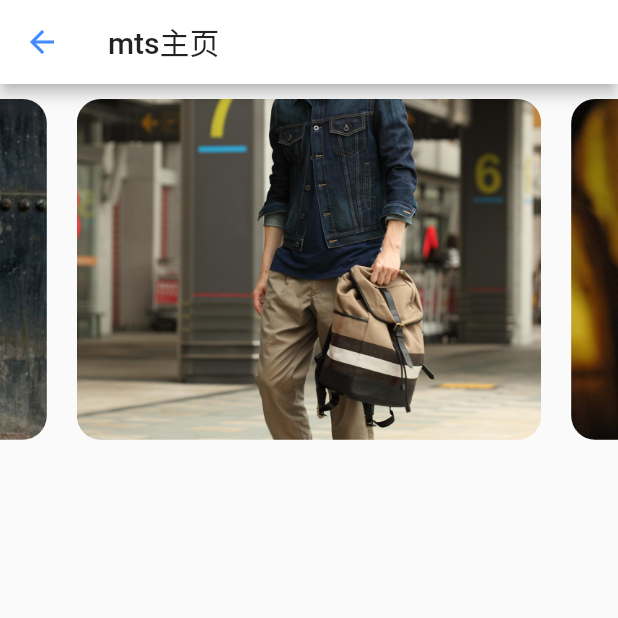
After one commit to OpenFlutter/PullToRefresh, a Flutter app: the HomePage screen opened directly, on a phone screen of 412 x 824 dp, the top half of it. The commit adds this screen. Run offline on Flutter 3.47's test engine with Material 2 defaults, Android fonts, the phone set to English and light mode, and no system bars; our stand-ins replace camera, image_picker, video_player.

```diff
--- a/lib/components/dragablegridview.dart
+++ b/lib/components/dragablegridview.dart
@@ -5,6 +5,7 @@ import 'package:flutterapp/bin/dragablegridviewbin.dart';
 
 typedef CreateChild = Widget Function(int position);
 typedef EditChangeListener();
+typedef DeleteIconClickListener =void Function(int index);
 
 ///准备修改的大纲：3.要适配2-3个文字
 class DragAbleGridView <T extends DragAbleGridViewBin> extends StatefulWidget{
@@ -27,6 +28,7 @@ class DragAbleGridView <T extends DragAbleGridViewBin> extends StatefulWidget{
   final int longPressDuration;
   ///删除按钮
   final Widget deleteIcon;
+  final DeleteIconClickListener deleteIconClickListener;
 
 
   DragAbleGridView({
@@ -42,6 +44,7 @@ class DragAbleGridView <T extends DragAbleGridViewBin> extends StatefulWidget{
     this.animationDuration:300,
     this.longPressDuration:800,
     this.deleteIcon,
+    this.deleteIconClickListener,
   }) :assert(
   child!=null,
   itemBins!=null,
@@ -250,14 +253,9 @@ class  DragAbleGridViewState <T extends DragAbleGridViewBin> extends State<DragA
                 new Offstage(
                   offstage: isHideDeleteIcon,
                   child: new GestureDetector(
-                  child: new Builder(builder: (BuildContext context){
-                    if(widget.deleteIcon!=null){
-                      return widget.deleteIcon;
-                    }else{
-                      return new Container();
-                    }
-                  }),
+                    child: widget.deleteIcon ?? Container(height: 0, width: 0),
                     onTap: () {
+                      widget.deleteIconClickListener(index);
                       setState(() {
                         widget.itemBins[index].offstage=true;
                       });
--- /dev/null
+++ b/lib/ui/thirdpage/home_page.dart
@@ -0,0 +1,108 @@
+import 'package:flutter/cupertino.dart';
+import 'package:flutter/material.dart';
+
+typedef OnPageChange(int index);
+
+class HomePage extends StatefulWidget {
+  @override
+  _HomePageState createState() => _HomePageState();
+}
+
+
+class _HomePageState extends State<HomePage> {
+  var _currentIndex = 0;
+  PageController _pageController;
+  final List<String> images = [
+    'images/chaonan1.jpeg',
+    'images/chaonan2.jpg',
+    'images/chaonan3.jpeg',
+  ];
+
+
+  @override
+  Widget build(BuildContext context) {
+    num screenWidth = MediaQuery.of(context).size.width;
+    return Scaffold(
+        appBar: AppBar(
+          title: Text('mts主页'),
+          iconTheme: IconThemeData(color: Colors.blueAccent),
+        ),
+        body: SizedBox(
+          height: screenWidth * 0.8 / 4 * 3,
+          child: PageView.builder(
+              controller: _pageController,
+              itemCount: images.length,
+              onPageChanged: (index) {
+                setState(() {
+                  _currentIndex = index;
+                });
+              },
+              itemBuilder: (BuildContext context, int index) {
+                return  PageChild(
+                  index: index,
+                  imgPath: images[index],
+                  onPageChange: (int index){
+                    setState(() {
+                      _currentIndex = index;
+                    });
+                  },
+                  imgLength: images.length,
+                  pageController: _pageController,
+                );
+              }),
+        ));
+  }
+
+  @override
+  void initState() {
+    super.initState();
+    _pageController =
+        PageController(initialPage: images.length % 2, viewportFraction: 0.8);
+  }
+}
+
+class PageChild extends StatefulWidget{
+
+  final int index;
+  final String imgPath;
+  final OnPageChange onPageChange;
+  final PageController pageController;
+  final int imgLength;
+
+  PageChild({
+    @required this.index,
+    @required this.imgPath,
+    @required this.onPageChange,
+    @required this.pageController,
+    @required this.imgLength,
+  });
+
+  @override
+  State<StatefulWidget> createState() {
+    return PageChildState();
+  }
+}
+
+class PageChildState extends State<PageChild>{
+  @override
+  Widget build(BuildContext context) {
+    return InkWell(
+      onTap: () {
+        print(widget.index);
+        widget.pageController.animateToPage(widget.index % widget.imgLength,
+            duration: Duration(milliseconds: 500),
+            curve: Curves.fastOutSlowIn);
+      },
+      child: Padding(
+        padding: const EdgeInsets.all(10.0),
+        child: ClipRRect(
+          borderRadius: BorderRadius.circular(16.0),
+          child: Image.asset(
+            widget.imgPath,
+            fit: BoxFit.cover,
+          ),
+        ),
+      ),
+    );
+  }
+}
--- a/lib/ui/thirdpage/thirdPage.dart
+++ b/lib/ui/thirdpage/thirdPage.dart
@@ -6,6 +6,7 @@ import 'package:flutterapp/ui/thirdpage/shakeView.dart';
 import 'package:flutterapp/ui/thirdpage/testFile.dart';
 import 'package:flutterapp/ui/thirdpage/examples/Examples.dart';
 import 'package:flutterapp/ui/thirdpage/cutScreen.dart';
+import 'package:flutterapp/ui/thirdpage/home_page.dart';
 
 class ThirdPage extends StatefulWidget{
 
@@ -47,6 +48,7 @@ class ListViewWidgets extends StatefulWidget{
     new AppInfoBin("Examples", "2019-04-17 11:16", "各种示例",false),
     new AppInfoBin("ShakeView", "2019-04-18 10:06", "可以摇晃的View",false),
     new AppInfoBin("TEST", "2019-04-20 15:17", "测试类",false),
+    new AppInfoBin("Gallery", "2019-05-27 11:03", "画廊",false),
   ];
 
   @override
@@ -93,6 +95,10 @@ class ListState extends State<ListViewWidgets>{
               }else if(index==3){
                 Navigator.of(context).push(new MaterialPageRoute(builder: (_) {
                   return new TestFile();
+                }));
+              }else if(index==4){
+                Navigator.of(context).push(new MaterialPageRoute(builder: (_) {
+                  return new HomePage();
                 }));
               }
             },
```
Lines whose indentation alone changed are shown as unchanged.
